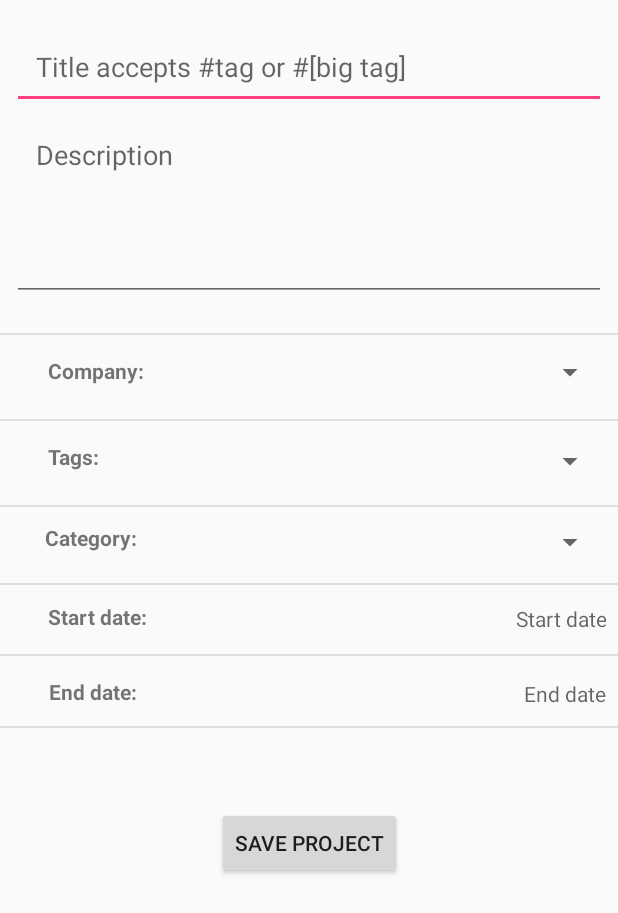
After one commit to ruairimcguigan/TeamworkTechDemo, an Android app: the layout fragment_add_project.xml on its own in the app's theme, with its tools: preview values and no code run, on a phone screen of 412 x 824 dp. The commit adds this screen. Shown: the top 913 px of the screen. Run offline under Robolectric (Android 15) with nearby library versions, the phone set to English and light mode, and no system bars; network calls fail.

Commit message:
added added add project views

```diff
--- a/app/src/main/java/demo/teamwork/aquidigital/projects/addproject/AddProjectFragment.java
+++ b/app/src/main/java/demo/teamwork/aquidigital/projects/addproject/AddProjectFragment.java
@@ -8,10 +8,14 @@ import android.support.v7.widget.RecyclerView;
 import android.view.LayoutInflater;
 import android.view.View;
 import android.view.ViewGroup;
+import android.widget.EditText;
 import android.widget.ProgressBar;
+import android.widget.Spinner;
+import android.widget.TextView;
 
 import java.util.ArrayList;
 import java.util.List;
+import java.util.Objects;
 
 import javax.inject.Inject;
 
@@ -38,6 +42,30 @@ public class AddProjectFragment extends BaseFragment implements AdapterCallback,
     @BindView(R.id.task_list)
     RecyclerView taskList;
 
+    @BindView(R.id.add_project_add_title)
+    EditText addTitle;
+
+    @BindView(R.id.add_project_add_description)
+    EditText addDescription;
+
+    @BindView(R.id.add_project_category_spinner)
+    Spinner categorySpinner;
+
+    @BindView(R.id.add_project_company_spinner)
+    Spinner companySpinner;
+
+    @BindView(R.id.add_project_tags_spinner)
+    Spinner tagsSpinner;
+
+    @BindView(R.id.add_project_start_date)
+    TextView startDate;
+
+    @BindView(R.id.add_project_end_date)
+    TextView endDate;
+
+    @BindView(R.id.add_project_save_project)
+    TextView saveProject;
+
     @BindView(R.id.progress_bar)
     ProgressBar progressBar;
 
@@ -49,14 +77,14 @@ public class AddProjectFragment extends BaseFragment implements AdapterCallback,
         View view = inflater.inflate(getLayout(), container, false);
         bind(this, view);
 
-        ((TeamworkApplication) getActivity().getApplication()).getAppComponent().inject(this);
+        ((TeamworkApplication) requireNonNull(getActivity()).getApplication()).getAppComponent().inject(this);
 
         return view;
     }
 
     @Override
     protected int getLayout() {
-        return R.layout.fragment_tasks;
+        return R.layout.fragment_add_project;
     }
 
     @Override
@@ -68,7 +96,7 @@ public class AddProjectFragment extends BaseFragment implements AdapterCallback,
     @Override
     public void onActivityCreated(@Nullable Bundle savedInstanceState) {
         super.onActivityCreated(savedInstanceState);
-        requireNonNull(getActivity()).setTitle("Tasks");
+        requireNonNull(getActivity()).setTitle("Create project");
     }
 
     @Override
@@ -88,7 +116,7 @@ public class AddProjectFragment extends BaseFragment implements AdapterCallback,
             Bundle bundle = new Bundle();
             bundle.putSerializable("TASK", task);
 
-            ((ProjectsActivity) getActivity()).showFragment(R.id.fragment_container, TaskDetailFragment.class, bundle, true);
+            ((ProjectsActivity) requireNonNull(getActivity())).showFragment(R.id.fragment_container, TaskDetailFragment.class, bundle, true);
         }
     }
 
--- /dev/null
+++ b/app/src/main/res/layout/fragment_add_project.xml
@@ -0,0 +1,298 @@
+<?xml version="1.0" encoding="utf-8"?>
+<android.support.constraint.ConstraintLayout xmlns:android="http://schemas.android.com/apk/res/android"
+    xmlns:app="http://schemas.android.com/apk/res-auto"
+    xmlns:tools="http://schemas.android.com/tools"
+    android:id="@+id/add_project_enter_title"
+    android:layout_width="match_parent"
+    android:layout_height="match_parent">
+
+    <TextView
+        android:id="@+id/textView3"
+        android:layout_width="wrap_content"
+        android:layout_height="wrap_content"
+        android:layout_marginBottom="8dp"
+        android:layout_marginEnd="8dp"
+        android:layout_marginStart="8dp"
+        android:layout_marginTop="8dp"
+        android:text="Start date: "
+        android:textStyle="bold"
+        app:layout_constraintBottom_toBottomOf="parent"
+        app:layout_constraintEnd_toEndOf="parent"
+        app:layout_constraintHorizontal_bias="0.073"
+        app:layout_constraintStart_toStartOf="parent"
+        app:layout_constraintTop_toTopOf="@+id/textView"
+        app:layout_constraintVertical_bias="0.283" />
+
+    <TextView
+        android:id="@+id/textView6"
+        android:layout_width="wrap_content"
+        android:layout_height="wrap_content"
+        android:layout_marginBottom="8dp"
+        android:layout_marginEnd="8dp"
+        android:layout_marginStart="8dp"
+        android:layout_marginTop="8dp"
+        android:text="End date: "
+        android:textStyle="bold"
+        app:layout_constraintBottom_toBottomOf="parent"
+        app:layout_constraintEnd_toEndOf="parent"
+        app:layout_constraintHorizontal_bias="0.073"
+        app:layout_constraintStart_toStartOf="parent"
+        app:layout_constraintTop_toTopOf="@+id/textView"
+        app:layout_constraintVertical_bias="0.374" />
+
+    <TextView
+        android:id="@+id/textView4"
+        android:layout_width="wrap_content"
+        android:layout_height="wrap_content"
+        android:layout_marginBottom="8dp"
+        android:layout_marginEnd="8dp"
+        android:layout_marginStart="8dp"
+        android:layout_marginTop="8dp"
+        android:text="Category: "
+        android:textStyle="bold"
+        app:layout_constraintBottom_toBottomOf="parent"
+        app:layout_constraintEnd_toEndOf="parent"
+        app:layout_constraintHorizontal_bias="0.067"
+        app:layout_constraintStart_toStartOf="parent"
+        app:layout_constraintTop_toTopOf="@+id/textView"
+        app:layout_constraintVertical_bias="0.188" />
+
+    <Spinner
+        android:id="@+id/add_project_category_spinner"
+        android:layout_width="150dp"
+        android:layout_height="wrap_content"
+        android:layout_marginBottom="8dp"
+        android:layout_marginEnd="8dp"
+        android:layout_marginStart="8dp"
+        android:layout_marginTop="8dp"
+        app:layout_constraintBottom_toBottomOf="parent"
+        app:layout_constraintEnd_toEndOf="parent"
+        app:layout_constraintHorizontal_bias="1.0"
+        app:layout_constraintStart_toEndOf="@+id/textView3"
+        app:layout_constraintTop_toBottomOf="@+id/view"
+        app:layout_constraintVertical_bias="0.211" />
+
+    <EditText
+        android:id="@+id/add_project_add_title"
+        android:layout_width="0dp"
+        android:layout_height="wrap_content"
+        android:layout_marginBottom="8dp"
+        android:layout_marginEnd="8dp"
+        android:layout_marginStart="8dp"
+        android:layout_marginTop="8dp"
+        android:padding="@dimen/margin_normal"
+        android:hint="Title accepts #tag or #[big tag]"
+        android:ems="10"
+        android:inputType="textPersonName"
+        app:layout_constraintBottom_toBottomOf="parent"
+        app:layout_constraintEnd_toEndOf="parent"
+        app:layout_constraintHorizontal_bias="0.0"
+        app:layout_constraintStart_toStartOf="parent"
+        app:layout_constraintTop_toTopOf="parent"
+        app:layout_constraintVertical_bias="0.011" />
+
+    <EditText
+        android:id="@+id/add_project_add_description"
+        android:layout_width="0dp"
+        android:layout_height="120dp"
+        android:layout_marginBottom="8dp"
+        android:layout_marginEnd="8dp"
+        android:layout_marginStart="8dp"
+        android:layout_marginTop="8dp"
+        android:ems="10"
+        android:gravity="start"
+        android:hint="Description"
+        android:inputType="textPersonName"
+        android:paddingEnd="@dimen/margin_normal"
+        android:paddingStart="@dimen/margin_normal"
+        app:layout_constraintBottom_toBottomOf="parent"
+        app:layout_constraintEnd_toEndOf="parent"
+        app:layout_constraintHorizontal_bias="0.0"
+        app:layout_constraintStart_toStartOf="parent"
+        app:layout_constraintTop_toBottomOf="@+id/add_project_add_title"
+        app:layout_constraintVertical_bias="0.0" />
+
+    <View
+        android:id="@+id/view"
+        android:layout_width="match_parent"
+        android:layout_height="1dp"
+        android:layout_marginBottom="8dp"
+        android:background="@color/grey_dark"
+        app:layout_constraintBottom_toBottomOf="parent"
+        app:layout_constraintStart_toStartOf="parent"
+        app:layout_constraintEnd_toEndOf="parent"
+        app:layout_constraintTop_toBottomOf="@+id/add_project_add_description"
+        app:layout_constraintVertical_bias="0.035"
+        tools:layout_editor_absoluteX="0dp" />
+
+    <TextView
+        android:id="@+id/textView"
+        android:layout_width="wrap_content"
+        android:layout_height="wrap_content"
+        android:layout_marginBottom="8dp"
+        android:layout_marginStart="32dp"
+        android:text="Company: "
+        android:textStyle="bold"
+        app:layout_constraintBottom_toBottomOf="parent"
+        app:layout_constraintStart_toStartOf="parent"
+        app:layout_constraintTop_toTopOf="@+id/view"
+        app:layout_constraintVertical_bias="0.027" />
+
+    <Spinner
+        android:id="@+id/add_project_company_spinner"
+        android:layout_width="150dp"
+        android:layout_height="wrap_content"
+        android:layout_marginBottom="8dp"
+        android:layout_marginEnd="8dp"
+        android:layout_marginStart="8dp"
+        android:layout_marginTop="8dp"
+        app:layout_constraintBottom_toBottomOf="parent"
+        app:layout_constraintEnd_toEndOf="parent"
+        app:layout_constraintHorizontal_bias="1.0"
+        app:layout_constraintStart_toEndOf="@+id/textView"
+        app:layout_constraintTop_toBottomOf="@+id/view"
+        app:layout_constraintVertical_bias="0.008" />
+
+
+    <Spinner
+        android:id="@+id/add_project_tags_spinner"
+        android:layout_width="150dp"
+        android:layout_height="wrap_content"
+        android:layout_marginBottom="8dp"
+        android:layout_marginEnd="8dp"
+        android:layout_marginStart="8dp"
+        android:layout_marginTop="8dp"
+        app:layout_constraintBottom_toBottomOf="parent"
+        app:layout_constraintEnd_toEndOf="parent"
+        app:layout_constraintHorizontal_bias="1.0"
+        app:layout_constraintStart_toEndOf="@+id/textView2"
+        app:layout_constraintTop_toBottomOf="@+id/view"
+        app:layout_constraintVertical_bias="0.114" />
+
+    <View
+        android:layout_width="match_parent"
+        android:layout_height="1dp"
+        android:layout_marginBottom="8dp"
+        android:background="@color/grey_dark"
+        app:layout_constraintBottom_toBottomOf="parent"
+        app:layout_constraintStart_toStartOf="parent"
+        app:layout_constraintEnd_toEndOf="parent"
+        app:layout_constraintTop_toBottomOf="@+id/add_project_tags_spinner"
+        app:layout_constraintVertical_bias="0.035"
+        tools:layout_editor_absoluteX="0dp" />
+
+
+
+    <View
+        android:layout_width="match_parent"
+        android:layout_height="1dp"
+        android:layout_marginBottom="8dp"
+        android:background="@color/grey_dark"
+        app:layout_constraintBottom_toBottomOf="parent"
+        app:layout_constraintStart_toStartOf="parent"
+        app:layout_constraintEnd_toEndOf="parent"
+        app:layout_constraintTop_toBottomOf="@+id/add_project_company_spinner"
+        app:layout_constraintVertical_bias="0.035"
+        tools:layout_editor_absoluteX="0dp" />
+
+    <TextView
+        android:id="@+id/textView2"
+        android:layout_width="wrap_content"
+        android:layout_height="wrap_content"
+        android:layout_marginBottom="8dp"
+        android:layout_marginEnd="8dp"
+        android:layout_marginStart="8dp"
+        android:layout_marginTop="8dp"
+        android:text="Tags: "
+        android:textStyle="bold"
+        app:layout_constraintBottom_toBottomOf="parent"
+        app:layout_constraintEnd_toEndOf="parent"
+        app:layout_constraintHorizontal_bias="0.067"
+        app:layout_constraintStart_toStartOf="parent"
+        app:layout_constraintTop_toTopOf="@+id/textView"
+        app:layout_constraintVertical_bias="0.089" />
+
+    <View
+        android:layout_width="match_parent"
+        android:layout_height="1dp"
+        android:layout_marginBottom="8dp"
+        android:background="@color/grey_dark"
+        app:layout_constraintBottom_toBottomOf="parent"
+        app:layout_constraintStart_toStartOf="parent"
+        app:layout_constraintEnd_toEndOf="parent"
+        app:layout_constraintTop_toBottomOf="@+id/add_project_category_spinner"
+        app:layout_constraintVertical_bias="0.035"
+        tools:layout_editor_absoluteX="0dp" />
+
+    <TextView
+        android:id="@+id/add_project_start_date"
+        android:layout_width="150dp"
+        android:layout_height="wrap_content"
+        android:layout_marginBottom="8dp"
+        android:layout_marginEnd="8dp"
+        android:layout_marginStart="8dp"
+        android:hint="Start date"
+        android:gravity="end"
+        app:layout_constraintBottom_toBottomOf="parent"
+        app:layout_constraintEnd_toEndOf="parent"
+        app:layout_constraintHorizontal_bias="1.0"
+        app:layout_constraintStart_toEndOf="@+id/textView3"
+        app:layout_constraintTop_toBottomOf="@+id/view"
+        app:layout_constraintVertical_bias="0.313" />
+
+    <View
+        android:layout_width="match_parent"
+        android:layout_height="1dp"
+        android:layout_marginBottom="8dp"
+        android:background="@color/grey_dark"
+        app:layout_constraintBottom_toBottomOf="parent"
+        app:layout_constraintStart_toStartOf="parent"
+        app:layout_constraintEnd_toEndOf="parent"
+        app:layout_constraintTop_toBottomOf="@+id/add_project_start_date"
+        app:layout_constraintVertical_bias="0.035"
+        tools:layout_editor_absoluteX="0dp" />
+
+    <TextView
+        android:id="@+id/add_project_end_date"
+        android:layout_width="150dp"
+        android:layout_height="wrap_content"
+        android:layout_marginBottom="8dp"
+        android:layout_marginEnd="8dp"
+        android:layout_marginStart="8dp"
+        android:gravity="end"
+        android:hint="End date"
+        app:layout_constraintBottom_toBottomOf="parent"
+        app:layout_constraintEnd_toEndOf="parent"
+        app:layout_constraintHorizontal_bias="1.0"
+        app:layout_constraintStart_toEndOf="@+id/textView6"
+        app:layout_constraintTop_toBottomOf="@+id/view"
+        app:layout_constraintVertical_bias="0.4" />
+
+    <View
+        android:layout_width="match_parent"
+        android:layout_height="1dp"
+        android:layout_marginBottom="8dp"
+        android:background="@color/grey_dark"
+        app:layout_constraintBottom_toBottomOf="parent"
+        app:layout_constraintStart_toStartOf="parent"
+        app:layout_constraintEnd_toEndOf="parent"
+        app:layout_constraintTop_toBottomOf="@+id/add_project_end_date"
+        app:layout_constraintVertical_bias="0.035"
+        tools:layout_editor_absoluteX="0dp" />
+
+    <Button
+        android:id="@+id/add_project_save_project"
+        android:layout_width="wrap_content"
+        android:layout_height="wrap_content"
+        android:layout_marginBottom="8dp"
+        android:layout_marginEnd="8dp"
+        android:layout_marginStart="8dp"
+        android:layout_marginTop="8dp"
+        android:text="Save project"
+        app:layout_constraintBottom_toBottomOf="parent"
+        app:layout_constraintEnd_toEndOf="parent"
+        app:layout_constraintStart_toStartOf="parent"
+        app:layout_constraintTop_toTopOf="@+id/view"
+        app:layout_constraintVertical_bias="0.572" />
+
+</android.support.constraint.ConstraintLayout>
--- a/app/src/main/res/values/colors.xml
+++ b/app/src/main/res/values/colors.xml
@@ -5,6 +5,7 @@
     <color name="colorAccent">#FF4081</color>
     <color name="white">#ffffff</color>
     <color name="grey_light">#FFE7E7E7</color>
+    <color name="grey_dark">#dedede</color>
     <color name="profile_start_blue">#3f51b5</color>
     <color name="profile_end_blue">#FF6D7FE2</color>
 </resources>
```
